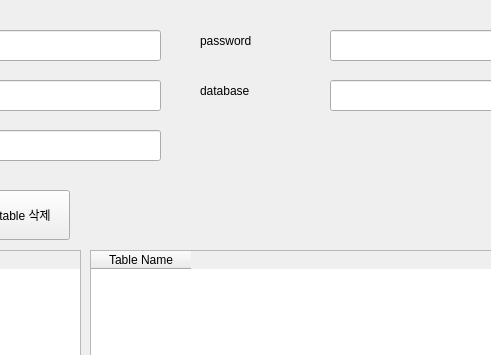
Qt form GUI_SQL_MAKER/editor.ui (brainKimDu/SQL_Maker) before a commit; both pictures show x 220 to 711 and y 0 to 355 of the 1089 by 914 pixel window.
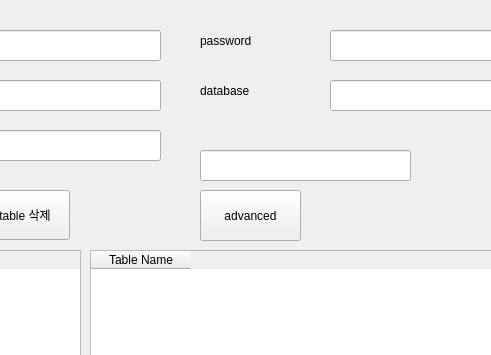
The same form after that commit.

```diff
--- a/GUI_SQL_MAKER/editor.ui
+++ b/GUI_SQL_MAKER/editor.ui
@@ -188,9 +188,9 @@
   <widget class="QLabel" name="se_ta">
    <property name="geometry">
     <rect>
-     <x>300</x>
+     <x>320</x>
      <y>200</y>
-     <width>111</width>
+     <width>91</width>
      <height>41</height>
     </rect>
    </property>
@@ -320,6 +320,45 @@
     <string/>
    </property>
   </widget>
+  <widget class="QPushButton" name="btnAdvance">
+   <property name="geometry">
+    <rect>
+     <x>420</x>
+     <y>190</y>
+     <width>101</width>
+     <height>51</height>
+    </rect>
+   </property>
+   <property name="text">
+    <string>advanced</string>
+   </property>
+  </widget>
+  <widget class="QLabel" name="label_2">
+   <property name="geometry">
+    <rect>
+     <x>330</x>
+     <y>200</y>
+     <width>67</width>
+     <height>31</height>
+    </rect>
+   </property>
+   <property name="text">
+    <string/>
+   </property>
+  </widget>
+  <widget class="QLineEdit" name="state_line_3">
+   <property name="geometry">
+    <rect>
+     <x>420</x>
+     <y>150</y>
+     <width>211</width>
+     <height>31</height>
+    </rect>
+   </property>
+   <property name="readOnly">
+    <bool>true</bool>
+   </property>
+  </widget>
  </widget>
  <resources/>
  <connections/>
```
